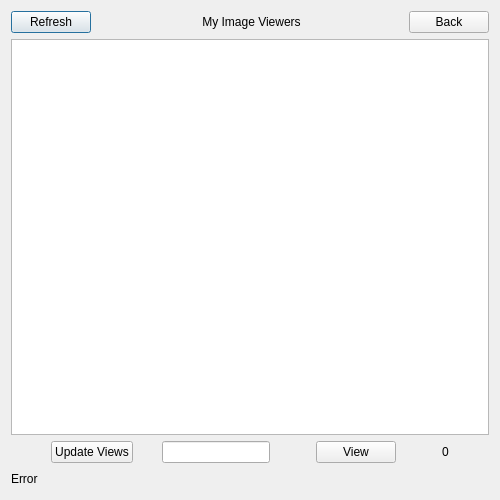
Old version of the form editmyimagedialog.ui in the repository hassan-kandil/DistImage.
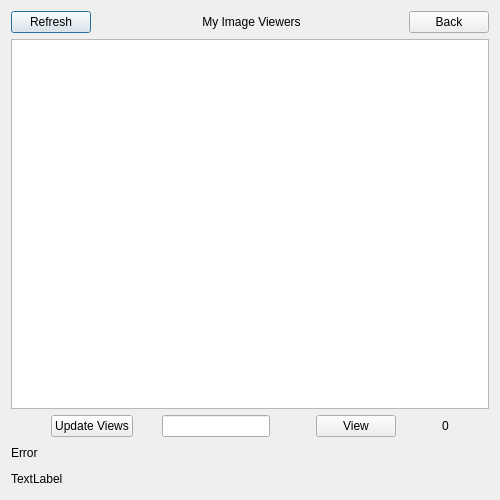
New version of the form.

Commit message: Time and layout

The edit to the form file:
```diff
--- a/editmyimagedialog.ui
+++ b/editmyimagedialog.ui
@@ -185,6 +185,30 @@
      </item>
     </layout>
    </item>
+   <item>
+    <layout class="QHBoxLayout" name="horizontalLayout_4">
+     <item>
+      <widget class="QLabel" name="lbl_time">
+       <property name="text">
+        <string>TextLabel</string>
+       </property>
+      </widget>
+     </item>
+     <item>
+      <spacer name="horizontalSpacer_8">
+       <property name="orientation">
+        <enum>Qt::Horizontal</enum>
+       </property>
+       <property name="sizeHint" stdset="0">
+        <size>
+         <width>40</width>
+         <height>20</height>
+        </size>
+       </property>
+      </spacer>
+     </item>
+    </layout>
+   </item>
   </layout>
  </widget>
  <tabstops>
```
The commit also changes 52 other files.
